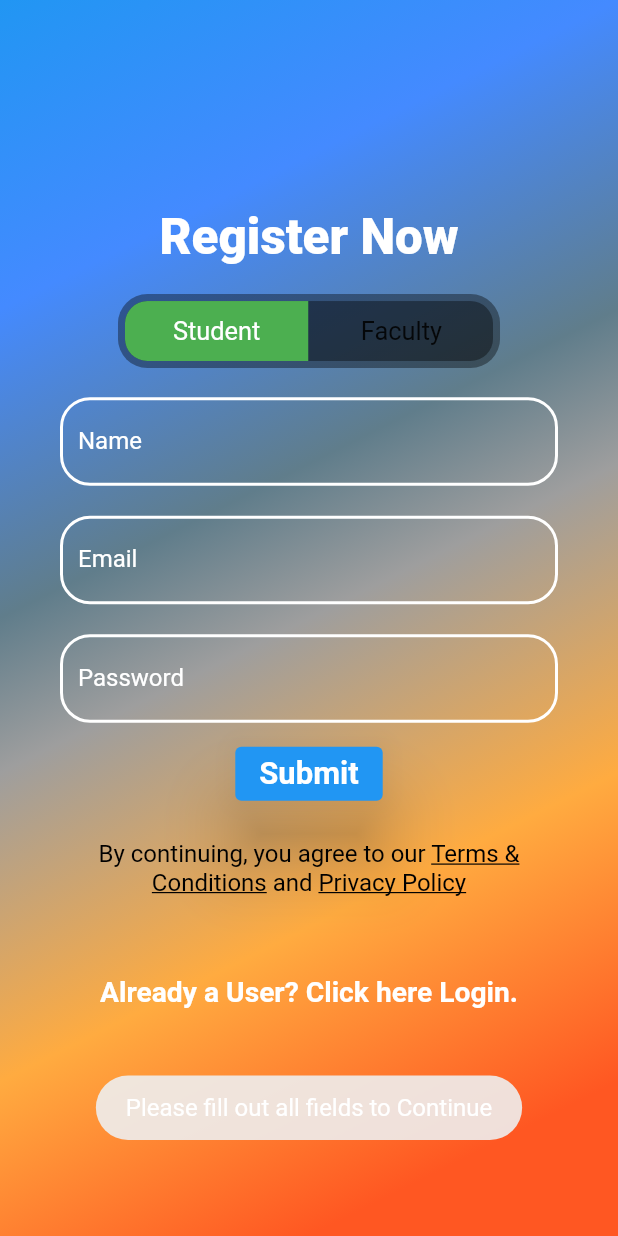
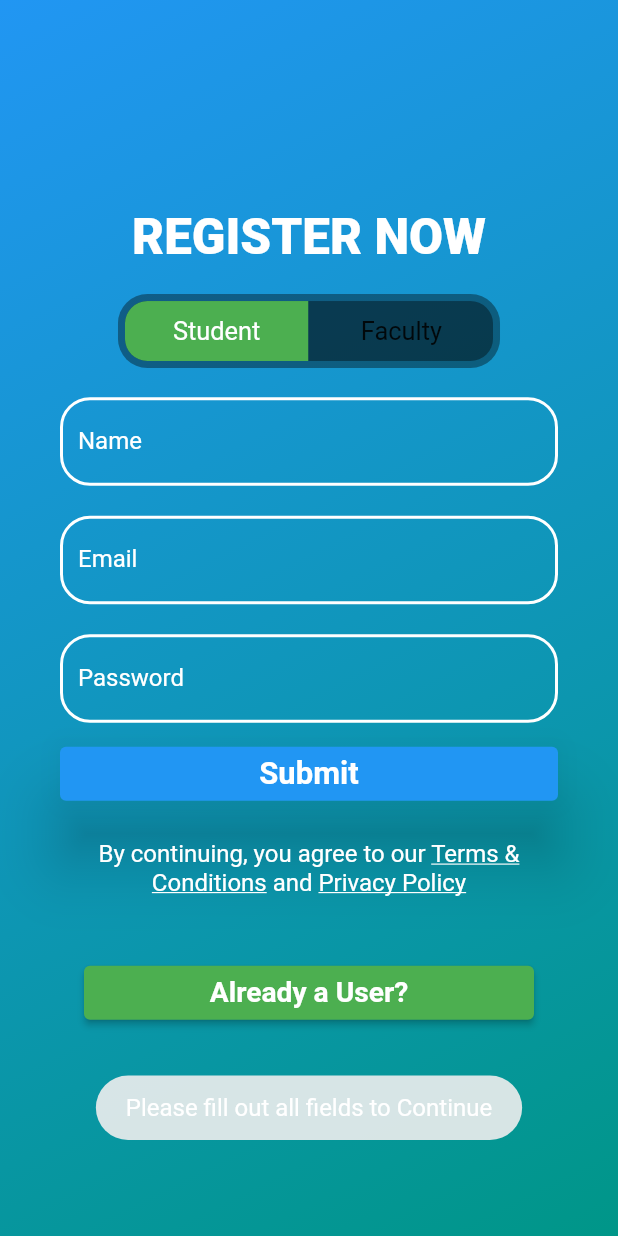
Before and after one commit to masteradios/khaana-khazaana, a Flutter app: the screen it shows after launch, after a tap on "Submit", on a phone screen of 412 x 824 dp. Run offline on Flutter 3.47's test engine with Material 2 defaults, Android fonts, the light colour scheme and no system bars; drawn by our look-alikes of toggle_switch; our stand-ins replace animated_splash_screen, cloud_firestore, firebase_auth, firebase_core, fluttertoast, font_awesome_flutter and 3 more; accounts and stored records are empty.

Commit message:
register and login

```diff
--- a/lib/Splash Screen/splashScreen.dart
+++ b/lib/Splash Screen/splashScreen.dart
@@ -1,6 +1,7 @@
 import 'package:animated_splash_screen/animated_splash_screen.dart';
 import 'package:flutter/material.dart';
 import 'package:flutter/services.dart';
+import 'package:flutter_project/loginPage/mainScreen.dart';
 import 'package:provider/provider.dart';
 
 import '../Faculty/mainScreen.dart';
--- a/lib/loginPage/submitButton.dart
+++ b/lib/loginPage/submitButton.dart
@@ -31,7 +31,9 @@ Widget submitButton() {
 Widget buttonContent(providerValue, context) {
   return Consumer<ProfilePageProvider>(
     builder: (context, profileProvider, child) {
-      return ElevatedButton(
+      return SizedBox(
+        width: 900,
+        child: ElevatedButton(
           onPressed: () async {
             if (providerValue.email.trim() != "" &&
                 providerValue.password != "") {
@@ -48,6 +50,7 @@ Widget buttonContent(providerValue, context) {
           child: Text("Submit",
               style: TextStyle(
                   fontSize: setSize(context, 22), fontWeight: FontWeight.bold)),
+        ),
       );
     },
   );
--- a/lib/loginPage/textFields.dart
+++ b/lib/loginPage/textFields.dart
@@ -1,6 +1,5 @@
 import 'package:flutter/material.dart';
 import 'package:provider/provider.dart';
-
 import '../providers/loginPageProvider.dart';
 
 // Text Field for Email.....................................
--- a/lib/registerPage/alreadyUserLogin.dart
+++ b/lib/registerPage/alreadyUserLogin.dart
@@ -6,16 +6,22 @@ import '../reusableWidgets/Responsive.dart';
 Widget alreadyUserLogin(context) {
   return Container(
     margin: const EdgeInsets.only(top: 20),
-    child: TextButton(
+    child: SizedBox(
+      width: 300,
+      child: ElevatedButton(
         onPressed: () {
           Navigator.pushReplacement(context,
               MaterialPageRoute(builder: (context) => const LoginPage()));
         },
-      child: Text("Already a User? Click here Login.",
+        style: ElevatedButton.styleFrom(
+          backgroundColor: Colors.green
+        ),
+        child: Text("Already a User?",
             style: TextStyle(
                 color: Colors.white,
                 fontWeight: FontWeight.w600,
                 fontSize: setSize(context, 20))),
       ),
+    ),
   );
 }
--- a/lib/registerPage/mainScreen.dart
+++ b/lib/registerPage/mainScreen.dart
@@ -56,7 +56,7 @@ class _RegisterState extends State<Register> {
 
   Widget registerText() {
     return Text(
-      "Register Now",
+      "REGISTER NOW",
       style: TextStyle(
           fontSize: setSize(context, 35),
           fontWeight: FontWeight.w800,
@@ -67,19 +67,9 @@ class _RegisterState extends State<Register> {
   BoxDecoration pageDecoration() {
     return const BoxDecoration(
         gradient: LinearGradient(colors: [
-      Colors.deepOrange,
-      Colors.orangeAccent,
-      Colors.grey,
-      Colors.blueGrey,
-      Colors.blueAccent,
-      Colors.blue,
-    ], stops: [
-      0.1,
-      0.3,
-      0.5,
-      0.6,
-      0.8,
-      1
-    ], begin: Alignment.bottomRight, end: Alignment.topLeft));
+          Colors.teal,
+          Colors.blue,
+    ],
+            begin: Alignment.bottomRight, end: Alignment.topLeft));
   }
 }
--- a/lib/registerPage/submitButton.dart
+++ b/lib/registerPage/submitButton.dart
@@ -19,7 +19,9 @@ Widget buttonSubmit() {
 }
 
 Widget buttonContent(providerValue, context) {
-  return ElevatedButton(
+  return SizedBox(
+    width: 700,
+    child: ElevatedButton(
         style: const ButtonStyle(elevation: MaterialStatePropertyAll(20)),
         onPressed: () async {
           if (providerValue.email.trim() != "" &&
@@ -39,7 +41,8 @@ Widget buttonContent(providerValue, context) {
           "Submit",
           style: TextStyle(
               fontWeight: FontWeight.bold, fontSize: setSize(context, 22)),
-      ));
+        )),
+  );
 }
 
 // Set data to Firebase.......................................
--- a/lib/registerPage/termsandCondition.dart
+++ b/lib/registerPage/termsandCondition.dart
@@ -11,7 +11,7 @@ Widget termsConditions() {
           textAlign: TextAlign.center,
           TextSpan(
               text: 'By continuing, you agree to our ',
-              style: const TextStyle(fontSize: 16, color: Colors.black),
+              style: const TextStyle(fontSize: 16, color: Colors.white),
               children: <TextSpan>[
                 TextSpan(
                     recognizer: TapGestureRecognizer()
@@ -21,12 +21,12 @@ Widget termsConditions() {
                     text: 'Terms & Conditions',
                     style: const TextStyle(
                       fontSize: 16,
-                      color: Colors.black,
+                      color: Colors.white,
                       decoration: TextDecoration.underline,
                     )),
                 TextSpan(
                     text: ' and ',
-                    style: const TextStyle(fontSize: 16, color: Colors.black),
+                    style: const TextStyle(fontSize: 16, color: Colors.white),
                     children: <TextSpan>[
                       TextSpan(
                         recognizer: TapGestureRecognizer()
@@ -36,7 +36,7 @@ Widget termsConditions() {
                         text: 'Privacy Policy',
                         style: const TextStyle(
                             fontSize: 16,
-                            color: Colors.black,
+                            color: Colors.white,
                             decoration: TextDecoration.underline),
                       )
                     ])
```
Also changed, not shown: lib/loginPage/mainScreen.dart (+7 -18 lines), lib/loginPage/notUserSignup.dart (+8 -2 lines), 1 other file. Lines whose indentation alone changed are shown as unchanged.
